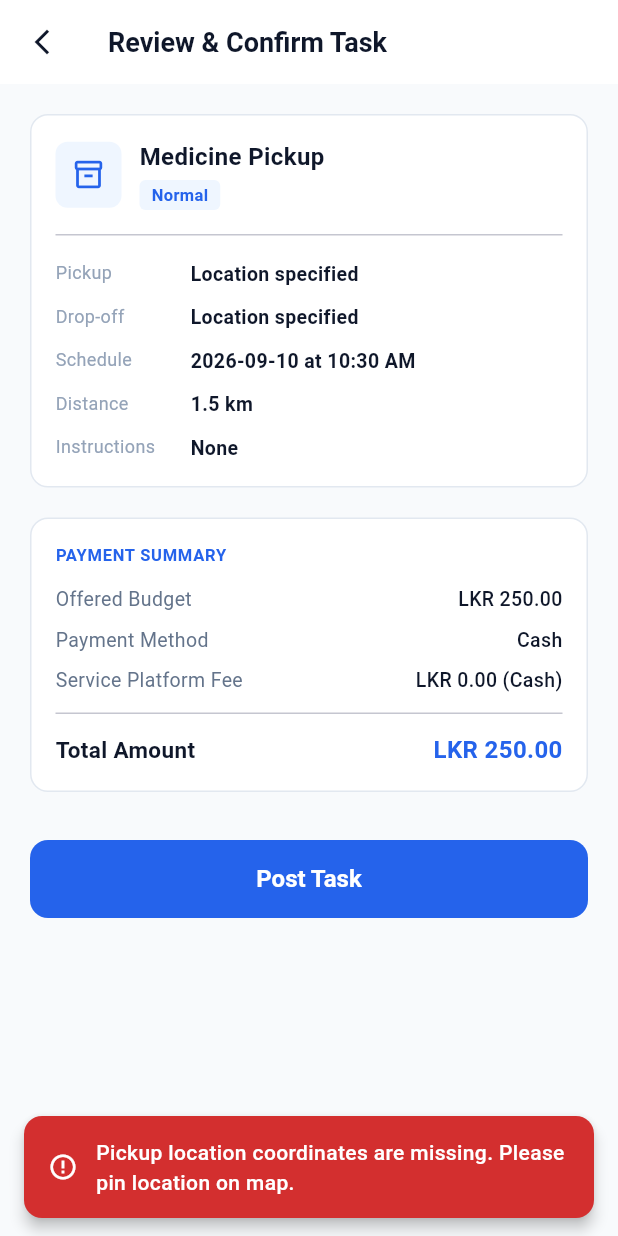
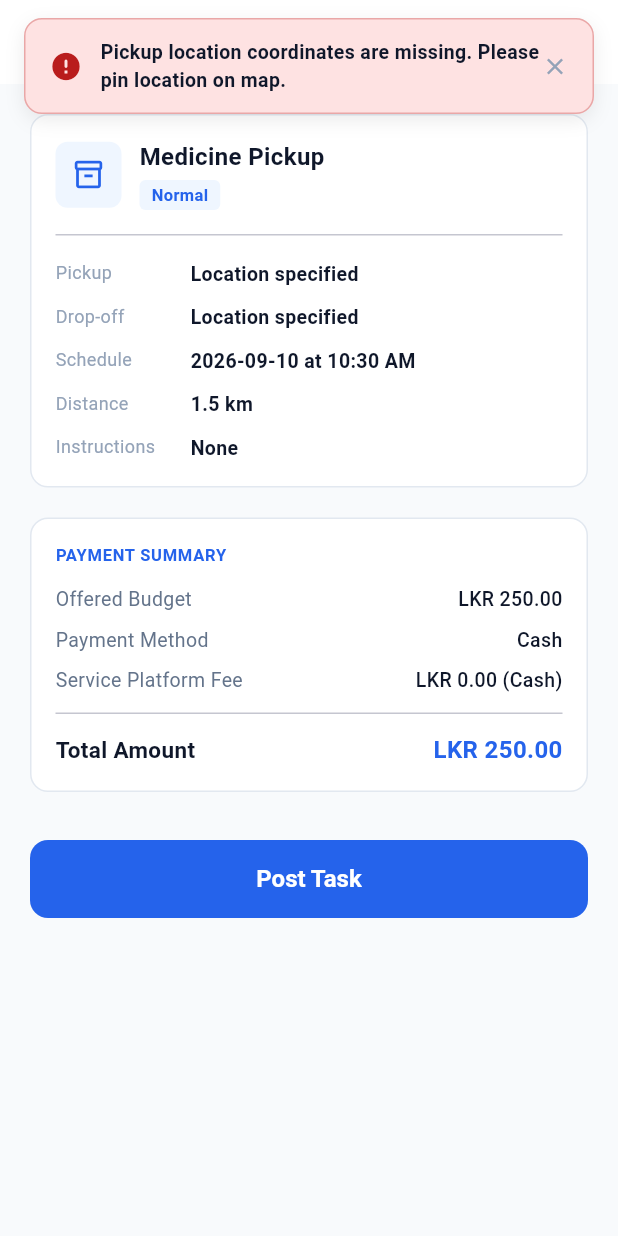
Before and after one commit to Dewnan/CareDrop, a Flutter app: the PatientTaskConfirmScreen screen opened directly, after a tap on "Post Task", on a phone screen of 412 x 824 dp. Run offline on Flutter 3.47's test engine with Material 3 defaults, Android fonts, the phone set to English and light mode, and no system bars; our stand-ins replace cached_network_image, cloud_firestore, file_picker, firebase_auth, firebase_core, firebase_messaging and 9 more; missing offline and left inert: map_launcher; accounts and stored records are empty; network calls fail.

Commit message:
refactor: implement just-in-time runtime permissions & unify feedback banner
- Update PermissionService to request only notifications on startup
- Add POST_NOTIFICATIONS permission to AndroidManifest for Android 13+
- Add lazy runtime permission checks for camera, gallery, and file pickers
- Auto request location and center map on user GPS location in LocationPickerMap
- Replace AppFeedback with FeedbackBanner and remove app_feedback widget

```diff
--- a/lib/screens/patient/patient_task_confirm_screen.dart
+++ b/lib/screens/patient/patient_task_confirm_screen.dart
@@ -9,7 +9,7 @@ import '../../providers/app_state.dart';
 import '../../services/task_service.dart';
 import '../../services/supabase_storage_service.dart';
 import '../../theme/app_theme.dart';
-import '../../widgets/app_feedback.dart';
+import '../../components/feedback_banner.dart';
 import 'patient_searching_helpers_screen.dart';
 
 /// Screen for reviewing and confirming task details before posting it to Firestore and Supabase Storage.
@@ -276,12 +276,12 @@ class PatientTaskConfirmScreen extends StatelessWidget {
                         data.taskType == 'Document Delivery';
 
                     if (requiresPickup && (data.pickupLat == null || data.pickupLng == null)) {
-                      AppFeedback.showError(context, 'Pickup location coordinates are missing. Please pin location on map.');
+                      FeedbackBanner.show(context, message: 'Pickup location coordinates are missing. Please pin location on map.', type: FeedbackType.error);
                       return;
                     }
 
                     if (requiresDropoff && (data.dropoffLat == null || data.dropoffLng == null)) {
-                      AppFeedback.showError(context, 'Drop-off location coordinates are missing. Please pin location on map.');
+                      FeedbackBanner.show(context, message: 'Drop-off location coordinates are missing. Please pin location on map.', type: FeedbackType.error);
                       return;
                     }
 
@@ -349,9 +349,10 @@ class PatientTaskConfirmScreen extends StatelessWidget {
                       final taskId = await TaskService.createTask(newTask);
 
                       if (!context.mounted) return;
-                      AppFeedback.showSuccess(
+                      FeedbackBanner.show(
                         context,
-                        'Task posted successfully! Searching for nearby available helpers...',
+                        message: 'Task posted successfully! Searching for nearby available helpers...',
+                        type: FeedbackType.success,
                       );
 
                       navigator.push(
@@ -361,9 +362,10 @@ class PatientTaskConfirmScreen extends StatelessWidget {
                       );
                     } catch (e) {
                       if (!context.mounted) return;
-                      AppFeedback.showError(
+                      FeedbackBanner.show(
                         context,
-                        'Failed to post task: $e',
+                        message: 'Failed to post task: $e',
+                        type: FeedbackType.error,
                       );
                     }
                   },
--- a/lib/widgets/app_feedback.dart
+++ /dev/null
@@ -1,74 +0,0 @@
-import 'package:flutter/material.dart';
-import '../theme/app_theme.dart';
-
-/// Utility widget/class for showing clean feedback notifications instead of raw debug SnackBars.
-class AppFeedback {
-  /// Shows a clean floating feedback banner/toast notification.
-  static void showSuccess(BuildContext context, String message) {
-    _showFeedback(
-      context: context,
-      message: message,
-      icon: Icons.check_circle_outline,
-      backgroundColor: CareDropTheme.royalBlue,
-      textColor: Colors.white,
-    );
-  }
-
-  /// Shows an error feedback notification.
-  static void showError(BuildContext context, String message) {
-    _showFeedback(
-      context: context,
-      message: message,
-      icon: Icons.error_outline,
-      backgroundColor: Colors.red.shade700,
-      textColor: Colors.white,
-    );
-  }
-
-  /// Shows an informational feedback notification.
-  static void showInfo(BuildContext context, String message) {
-    _showFeedback(
-      context: context,
-      message: message,
-      icon: Icons.info_outline,
-      backgroundColor: CareDropTheme.textPrimary,
-      textColor: Colors.white,
-    );
-  }
-
-  static void _showFeedback({
-    required BuildContext context,
-    required String message,
-    required IconData icon,
-    required Color backgroundColor,
-    required Color textColor,
-  }) {
-    final messenger = ScaffoldMessenger.of(context);
-    messenger.hideCurrentSnackBar();
-    messenger.showSnackBar(
-      SnackBar(
-        elevation: 4,
-        behavior: SnackBarBehavior.floating,
-        margin: const EdgeInsets.symmetric(horizontal: 16, vertical: 12),
-        shape: RoundedRectangleBorder(borderRadius: BorderRadius.circular(12)),
-        backgroundColor: backgroundColor,
-        content: Row(
-          children: [
-            Icon(icon, color: textColor, size: 20),
-            const SizedBox(width: 12),
-            Expanded(
-              child: Text(
-                message,
-                style: TextStyle(
-                  color: textColor,
-                  fontSize: 14,
-                  fontWeight: FontWeight.w500,
-                ),
-              ),
-            ),
-          ],
-        ),
-      ),
-    );
-  }
-}
```
Also changed, not shown: lib/components/document_picker.dart (+29 -0 lines), lib/components/location_picker_map.dart (+19 -6 lines), lib/screens/patient/patient_create_task_form_screen.dart (+6 -6 lines), lib/services/permission_service.dart (+15 -8 lines), 1 other file.
